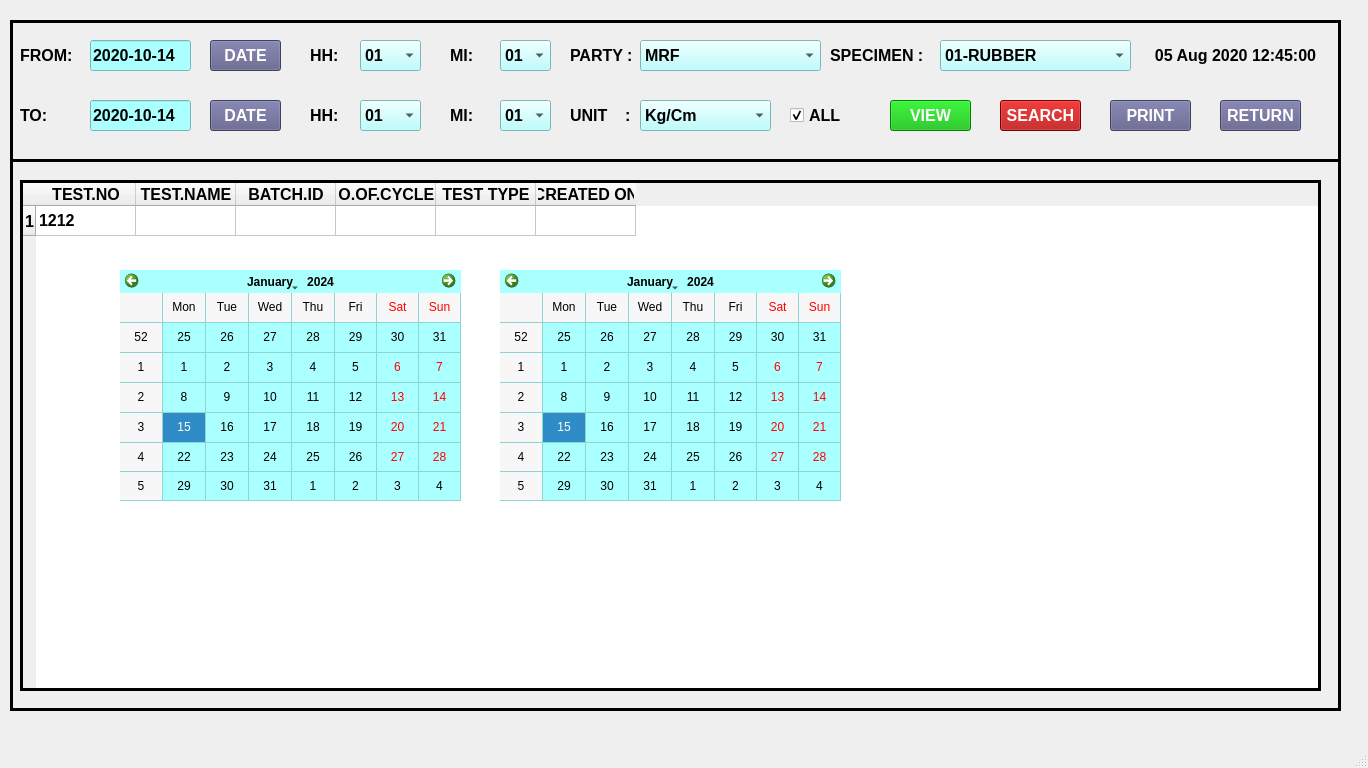
Old version of the form TYR_2.0_18.5/ui/TY_10_SPECIAL_REPORT.ui in the repository sanjaymanegit/testRepo.
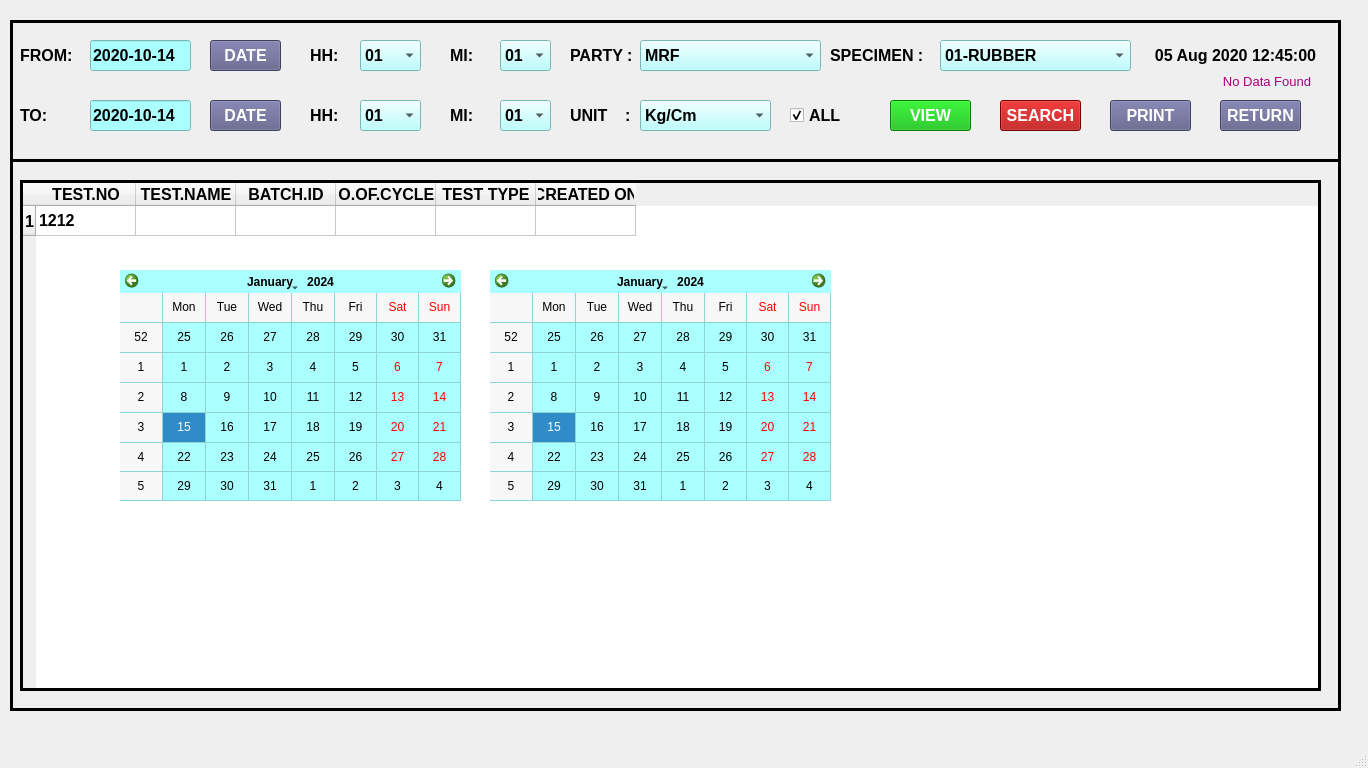
New version of the form.

```diff
--- a/TYR_2.0_18.5/ui/TY_10_SPECIAL_REPORT.ui
+++ b/TYR_2.0_18.5/ui/TY_10_SPECIAL_REPORT.ui
@@ -642,7 +642,7 @@
     <widget class="QCalendarWidget" name="calendarWidget_2">
      <property name="geometry">
       <rect>
-       <x>490</x>
+       <x>480</x>
        <y>250</y>
        <width>341</width>
        <height>231</height>
@@ -1099,6 +1099,33 @@
       </property>
      </item>
     </widget>
+    <widget class="QLabel" name="label_21">
+     <property name="geometry">
+      <rect>
+       <x>880</x>
+       <y>51</y>
+       <width>421</width>
+       <height>20</height>
+      </rect>
+     </property>
+     <property name="font">
+      <font>
+       <family>Arial</family>
+       <pointsize>10</pointsize>
+       <weight>50</weight>
+       <bold>false</bold>
+      </font>
+     </property>
+     <property name="styleSheet">
+      <string notr="true">color: rgb(170, 0, 127);</string>
+     </property>
+     <property name="text">
+      <string>No Data Found</string>
+     </property>
+     <property name="alignment">
+      <set>Qt::AlignRight|Qt::AlignTrailing|Qt::AlignVCenter</set>
+     </property>
+    </widget>
     <zorder>label_20</zorder>
     <zorder>pushButton_3</zorder>
     <zorder>pushButton_4</zorder>
```
Left out of the diff: 26 changed lines with no effect on the pictures.
